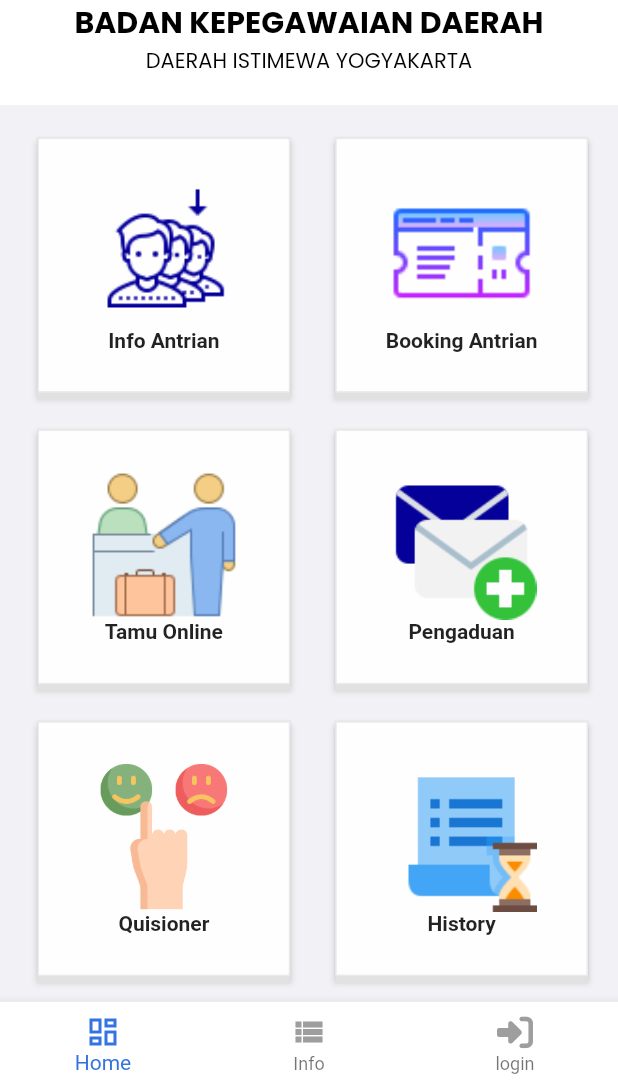
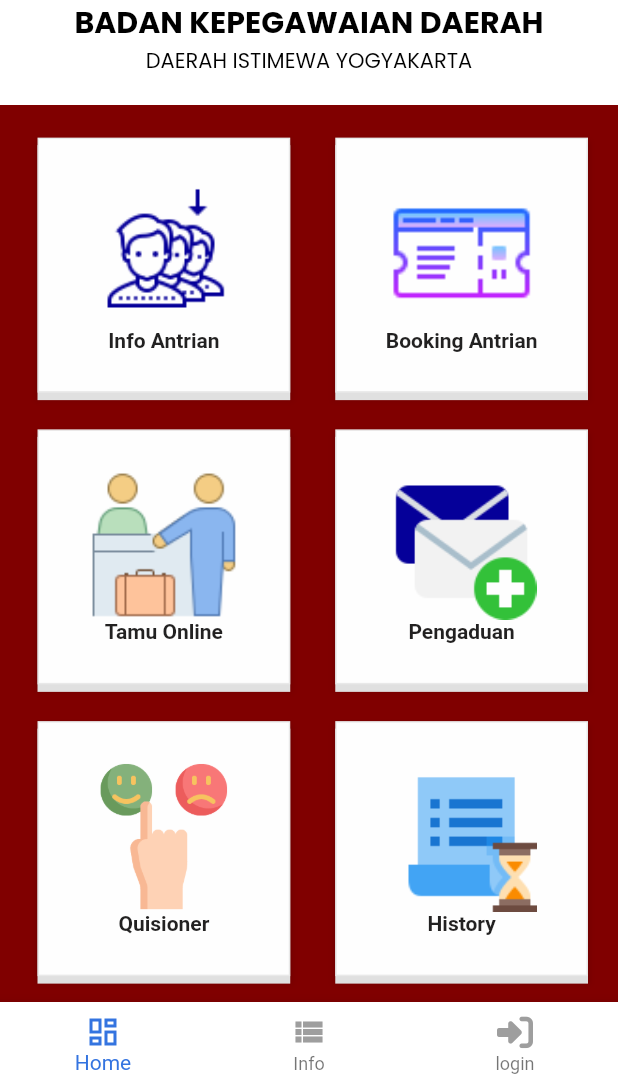
Before and after one commit to ajip21hub/sitamu_mobile_flow, a Flutter app: the screen it shows after launch, on a phone screen of 412 x 824 dp, the part 150-1236 px from its top. Run offline on Flutter 3.47's test engine with Material 2 defaults, Android fonts, the phone set to English and light mode, and no system bars; our stand-ins replace auto_size_text, equatable, flutter_spinkit, font_awesome_flutter, geolocator, google_fonts and 1 more; missing offline and left inert: json_path.

Commit message:
Updating to latest FlutterFlow output.

```diff
--- a/lib/dashboardv2/dashboardv2_widget.dart
+++ b/lib/dashboardv2/dashboardv2_widget.dart
@@ -142,7 +142,7 @@ class _Dashboardv2WidgetState extends State<Dashboardv2Widget>
                         width: MediaQuery.of(context).size.width,
                         height: MediaQuery.of(context).size.height * 10,
                         decoration: BoxDecoration(
-                          color: Color(0xFFF2F1F5),
+                          color: Color(0xFF800000),
                           borderRadius: BorderRadius.circular(0),
                         ),
                         child: Padding(
```
